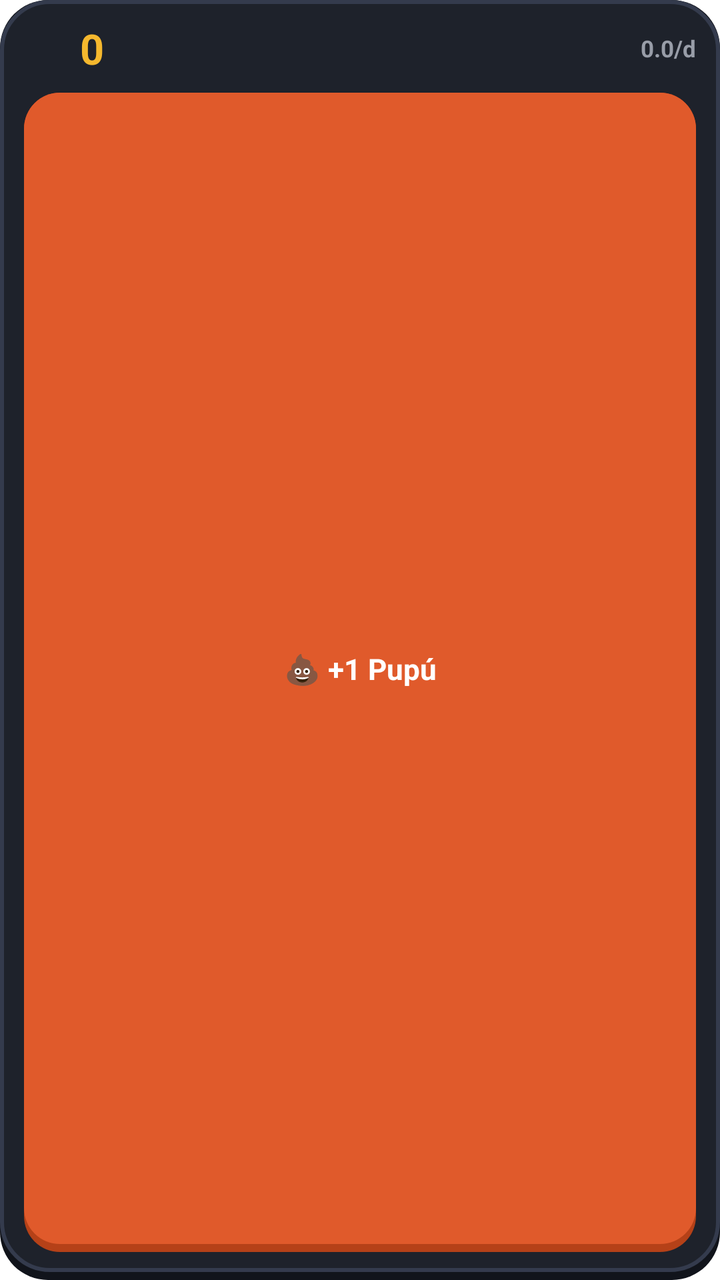
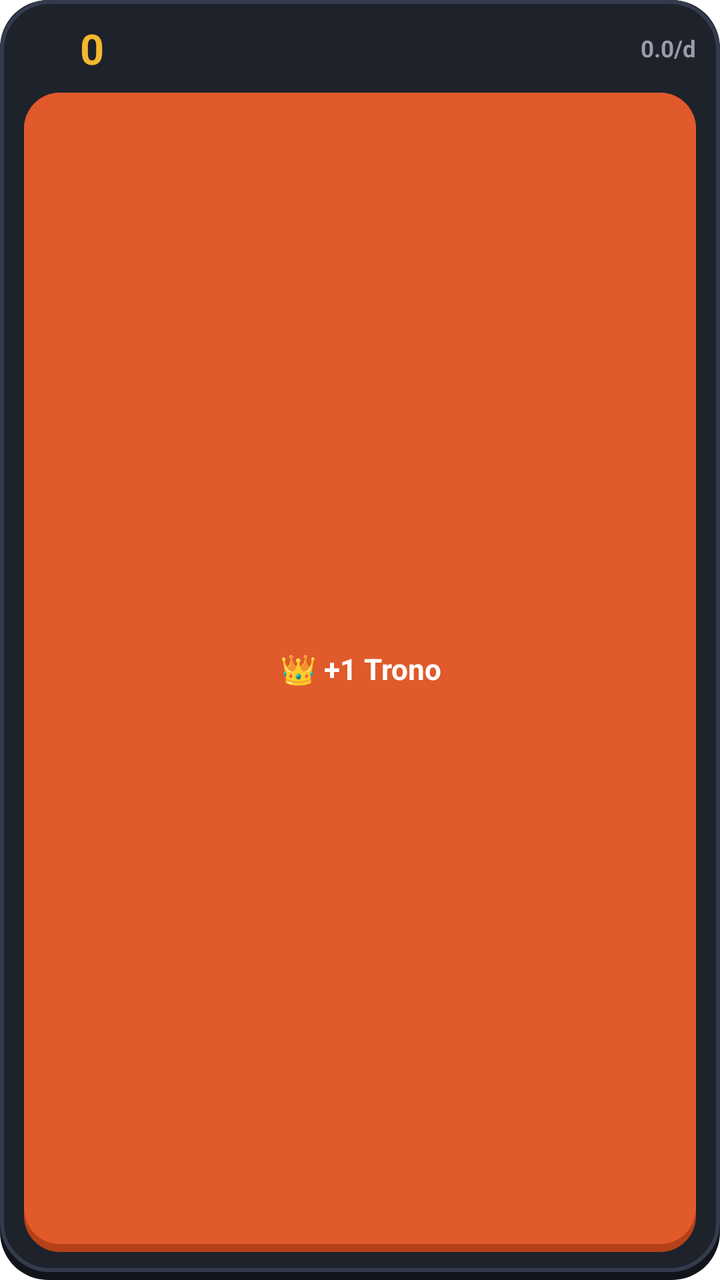

Two renders of the same Android screen: before a commit and after it. Below are the layout's source before the change and the commit's diff.
<!-- AndroidManifest.xml: fallback theme Theme.MaterialComponents.DayNight.NoActionBar -->
<!-- res/layout/trono_widget.xml -->
<?xml version="1.0" encoding="utf-8"?>
<LinearLayout xmlns:android="http://schemas.android.com/apk/res/android"
    android:layout_width="match_parent"
    android:layout_height="match_parent"
    android:background="@drawable/trono_widget_bg"
    android:orientation="vertical"
    android:paddingLeft="12dp"
    android:paddingTop="10dp"
    android:paddingRight="12dp"
    android:paddingBottom="14dp">

    <LinearLayout
        android:id="@+id/widget_header"
        android:layout_width="match_parent"
        android:layout_height="wrap_content"
        android:gravity="center_vertical"
        android:orientation="horizontal">

        <ImageView
            android:layout_width="22dp"
            android:layout_height="22dp"
            android:contentDescription="Trono"
            android:src="@mipmap/ic_launcher" />

        <TextView
            android:id="@+id/widget_today_count"
            android:layout_width="wrap_content"
            android:layout_height="wrap_content"
            android:layout_marginStart="6dp"
            android:text="0"
            android:textColor="#F5B82E"
            android:textSize="21sp"
            android:textStyle="bold" />

        <TextView
            android:id="@+id/widget_avg_text"
            android:layout_width="0dp"
            android:layout_height="wrap_content"
            android:layout_weight="1"
            android:gravity="end"
            android:maxLines="1"
            android:text="0.0/d"
            android:textColor="#989DA8"
            android:textSize="11.5sp"
            android:textStyle="bold" />
    </LinearLayout>

    <ViewFlipper
        android:id="@+id/widget_button_flipper"
        android:layout_width="match_parent"
        android:layout_height="0dp"
        android:layout_marginTop="8dp"
        android:layout_weight="1"
        android:inAnimation="@android:anim/fade_in"
        android:outAnimation="@android:anim/fade_out">

        <TextView
            android:id="@+id/btn_log_poop"
            android:layout_width="match_parent"
            android:layout_height="match_parent"
            android:background="@drawable/trono_widget_btn"
            android:clickable="true"
            android:focusable="true"
            android:gravity="center"
            android:maxLines="1"
            android:paddingLeft="6dp"
            android:paddingRight="6dp"
            android:paddingBottom="4dp"
            android:text="💩 +1 Pupú"
            android:textColor="#FFFFFF"
            android:textSize="14.5sp"
            android:textStyle="bold" />

        <TextView
            android:id="@+id/btn_log_success"
            android:layout_width="match_parent"
            android:layout_height="match_parent"
            android:background="@drawable/trono_widget_btn_success"
            android:gravity="center"
            android:maxLines="1"
            android:paddingLeft="6dp"
            android:paddingRight="6dp"
            android:paddingBottom="4dp"
            android:text="✓ ¡Listo!"
            android:textColor="#1E222B"
            android:textSize="14.5sp"
            android:textStyle="bold" />
    </ViewFlipper>
</LinearLayout>
<!-- resources referenced by this layout -->
<resources>
  <!-- drawable trono_widget_bg (drawable) -->
  <?xml version="1.0" encoding="utf-8"?>
  <layer-list xmlns:android="http://schemas.android.com/apk/res/android">
      
      <item>
          <shape android:shape="rectangle">
              <solid android:color="#11141B" />
              <corners android:radius="24dp" />
          </shape>
      </item>
      
      <item android:bottom="4dp">
          <shape android:shape="rectangle">
              <solid android:color="#1E222B" />
              <corners android:radius="24dp" />
              <stroke
                  android:width="2dp"
                  android:color="#343B4D" />
          </shape>
      </item>
  </layer-list>
  <!-- drawable trono_widget_btn (drawable) -->
  <?xml version="1.0" encoding="utf-8"?>
  <ripple xmlns:android="http://schemas.android.com/apk/res/android"
      android:color="#55FFFFFF">
      <item>
          <layer-list>
              
              <item>
                  <shape android:shape="rectangle">
                      <solid android:color="#B54118" />
                      <corners android:radius="18dp" />
                  </shape>
              </item>
              
              <item android:bottom="4dp">
                  <shape android:shape="rectangle">
                      <solid android:color="#E05A2B" />
                      <corners android:radius="18dp" />
                  </shape>
              </item>
          </layer-list>
      </item>
  </ripple>
  <!-- drawable trono_widget_btn_success (drawable) -->
  <?xml version="1.0" encoding="utf-8"?>
  <layer-list xmlns:android="http://schemas.android.com/apk/res/android">
      
      <item>
          <shape android:shape="rectangle">
              <solid android:color="#C79014" />
              <corners android:radius="18dp" />
          </shape>
      </item>
      
      <item android:bottom="4dp">
          <shape android:shape="rectangle">
              <solid android:color="#F5B82E" />
              <corners android:radius="18dp" />
          </shape>
      </item>
  </layer-list>
  <!-- mipmap ic_launcher (mipmap-anydpi-v26) -->
  <?xml version="1.0" encoding="utf-8"?>
  <adaptive-icon xmlns:android="http://schemas.android.com/apk/res/android">
      <background android:drawable="@color/ic_launcher_background" />
      <foreground android:drawable="@mipmap/ic_launcher_foreground" />
  </adaptive-icon>
  <color name="ic_launcher_background">#1E222B</color>
</resources>

<!-- the commit's change to res/layout/trono_widget.xml (unified diff, before → after) -->
@@ -66,7 +66,7 @@
             android:paddingLeft="6dp"
             android:paddingRight="6dp"
             android:paddingBottom="4dp"
-            android:text="💩 +1 Pupú"
+            android:text="👑 +1 Trono"
             android:textColor="#FFFFFF"
             android:textSize="14.5sp"
             android:textStyle="bold" />
@@ -81,7 +81,7 @@
             android:paddingLeft="6dp"
             android:paddingRight="6dp"
             android:paddingBottom="4dp"
-            android:text="✓ ¡Listo!"
+            android:text="✓ +1!"
             android:textColor="#1E222B"
             android:textSize="14.5sp"
             android:textStyle="bold" />
